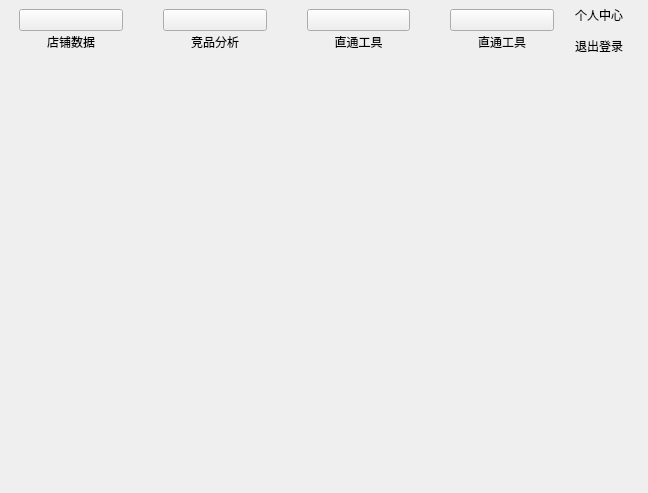
PyQt5/PyQt, file partner_625781186/5.hoverMenu/Main.ui: the form before one commit.
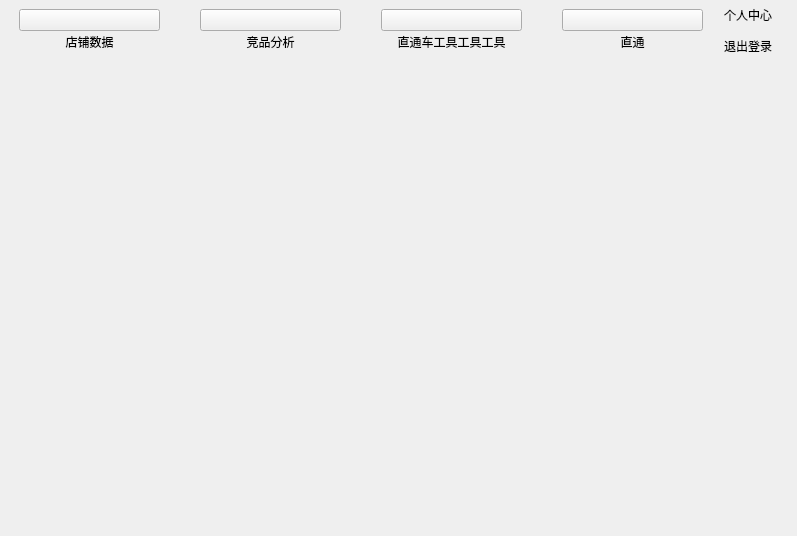
The form after the commit. Custom widgets are drawn as their Qt base class.

Commit message: 没什么修改

Patch:
```diff
--- a/partner_625781186/5.hoverMenu/Main.ui
+++ b/partner_625781186/5.hoverMenu/Main.ui
@@ -7,8 +7,8 @@
    <rect>
     <x>0</x>
     <y>0</y>
-    <width>648</width>
-    <height>493</height>
+    <width>797</width>
+    <height>536</height>
    </rect>
   </property>
   <property name="windowTitle">
@@ -239,7 +239,7 @@
              <item row="1" column="1">
               <widget class="QLabel" name="label_19">
                <property name="text">
-                <string>直通工具</string>
+                <string>直通车工具工具工具</string>
                </property>
                <property name="alignment">
                 <set>Qt::AlignCenter</set>
@@ -309,7 +309,7 @@
              <item row="1" column="1">
               <widget class="QLabel" name="label_14">
                <property name="text">
-                <string>直通工具</string>
+                <string>直通</string>
                </property>
                <property name="alignment">
                 <set>Qt::AlignCenter</set>
```
The commit also changes 2 other files.
